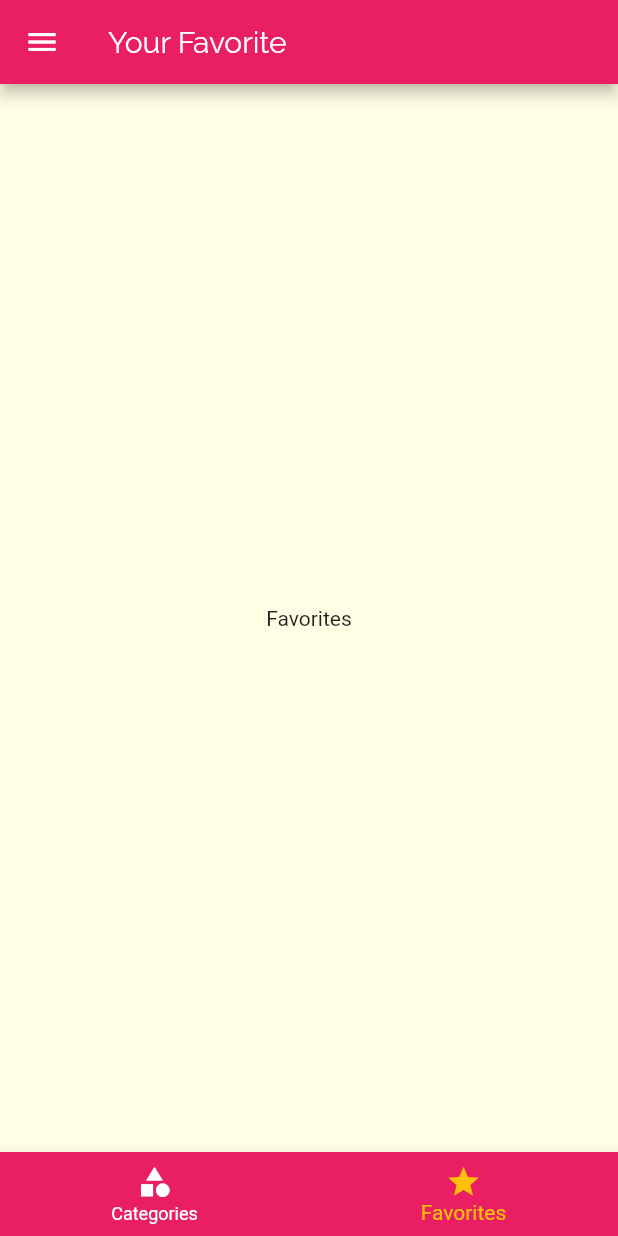
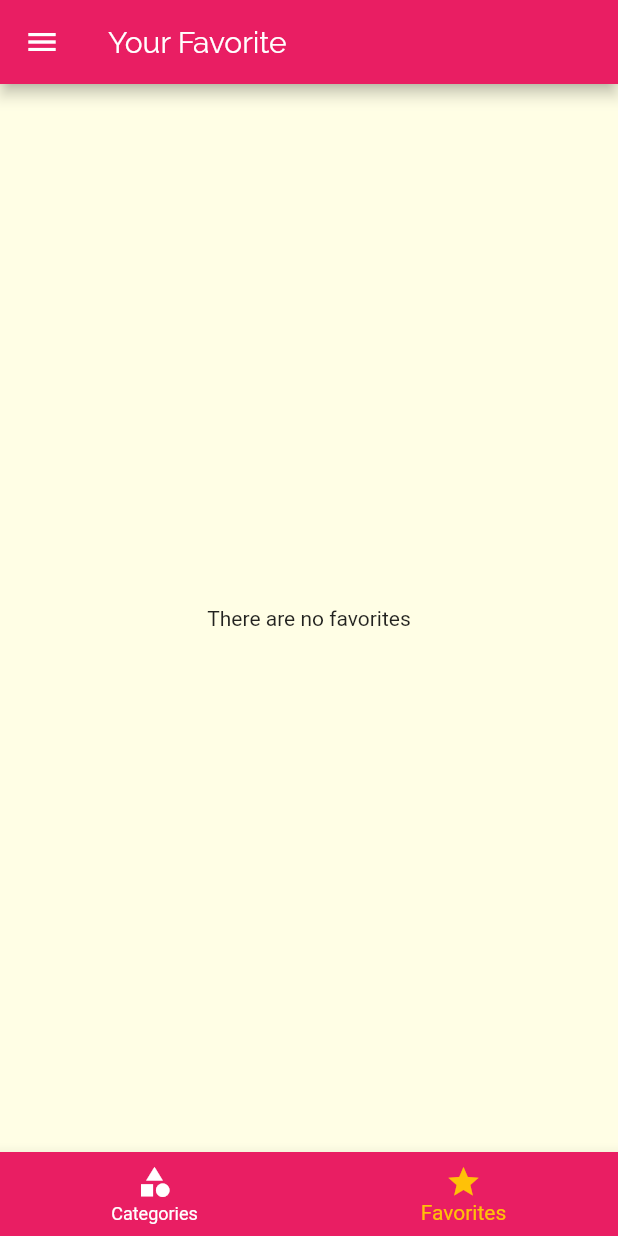
Before and after one commit to carlosalvarezm17/deli_meals, a Flutter app: the screen it shows after launch, item 2 of the bottom bar chosen, on a phone screen of 412 x 824 dp. Run offline on Flutter 3.47's test engine with Material 2 defaults, Android fonts, the phone set to English and light mode, and no system bars.

Commit message:
Adding a "Mark as Favorite" Feature

```diff
--- a/lib/main.dart
+++ b/lib/main.dart
@@ -16,7 +16,6 @@ class MyApp extends StatefulWidget {
 }
 
 class _MyAppState extends State<MyApp> {
-
   Map<String, bool> _filters = {
     'gluten': false,
     'lactose': false,
@@ -25,21 +24,22 @@ class _MyAppState extends State<MyApp> {
   };
 
   List<Meal> _availableMeals = DUMMY_MEALS;
+  List<Meal> _favoritesMeals = [];
 
-  void _setFilters(Map<String, bool> filterData){
+  void _setFilters(Map<String, bool> filterData) {
     setState(() {
       _filters = filterData;
-      _availableMeals = DUMMY_MEALS.where((meal){
-        if(_filters['gluten'] && !meal.isGlutenFree){
+      _availableMeals = DUMMY_MEALS.where((meal) {
+        if (_filters['gluten'] && !meal.isGlutenFree) {
           return false;
         }
-        if(_filters['lactose'] && !meal.isLactoseFree){
+        if (_filters['lactose'] && !meal.isLactoseFree) {
           return false;
         }
-        if(_filters['vegan'] && !meal.isVegan){
+        if (_filters['vegan'] && !meal.isVegan) {
           return false;
         }
-        if(_filters['vegetarian'] && !meal.isVegetarian){
+        if (_filters['vegetarian'] && !meal.isVegetarian) {
           return false;
         }
         return true;
@@ -47,6 +47,26 @@ class _MyAppState extends State<MyApp> {
     });
   }
 
+  void _toggleFavorite(String mealId) {
+    final existingIndex =
+        _favoritesMeals.indexWhere((meal) => meal.id == mealId);
+
+    if (existingIndex >= 0) {
+      setState(() {
+        _favoritesMeals.removeAt(existingIndex);
+      });
+    } else {
+      setState(() {
+        _favoritesMeals.add(
+          DUMMY_MEALS.firstWhere((meal) => meal.id == mealId),
+        );
+      });
+    }
+  }
+
+  bool _isMealFav(String id){
+    return _favoritesMeals.any((meal) => meal.id == id);
+  }
 
   @override
   Widget build(BuildContext context) {
@@ -66,9 +86,10 @@ class _MyAppState extends State<MyApp> {
             ),
       ),
       routes: {
-        '/': (ctx) => TabsScreen(),
-        CategoryMealsScreen.routeName: (ctx) => CategoryMealsScreen(_availableMeals),
-        MealDetailScreen.routeName: (ctx) => MealDetailScreen(),
+        '/': (ctx) => TabsScreen(_favoritesMeals),
+        CategoryMealsScreen.routeName: (ctx) =>
+            CategoryMealsScreen(_availableMeals),
+        MealDetailScreen.routeName: (ctx) => MealDetailScreen(_toggleFavorite, _isMealFav),
         FilterScreen.routeName: (ctx) => FilterScreen(_filters, _setFilters),
       },
       //onGenerateRoute: (settings) {}, Cuando se envia a paginas que no existen en rutas
--- a/lib/screens/category_meals_screen.dart
+++ b/lib/screens/category_meals_screen.dart
@@ -37,11 +37,6 @@ class _CategoryMealsScreenState extends State<CategoryMealsScreen> {
     super.didChangeDependencies();
   }
 
-  void _removeMeal(String mealId) {
-    setState(() {
-      displayedMeals.removeWhere((meal) => meal.id == mealId);
-    });
-  }
 
   @override
   Widget build(BuildContext context) {
@@ -59,7 +54,6 @@ class _CategoryMealsScreenState extends State<CategoryMealsScreen> {
               affordability: displayedMeals[index].affordability,
               duration: displayedMeals[index].duration,
               complexity: displayedMeals[index].complexity,
-              removeItem: _removeMeal,
             );
           },
           itemCount: displayedMeals.length,
--- a/lib/screens/favorites_screen.dart
+++ b/lib/screens/favorites_screen.dart
@@ -1,10 +1,34 @@
+import 'package:deli_meals/models/meal.dart';
+import 'package:deli_meals/widgets/meal_item.dart';
 import 'package:flutter/material.dart';
 
 class FavoritesScreen extends StatelessWidget {
+  final List<Meal> favoritesMeals;
+
+  FavoritesScreen(this.favoritesMeals);
+
   @override
   Widget build(BuildContext context) {
-    return Center(
-      child: Text('Favorites')
-    );
+    if (favoritesMeals.isEmpty) {
+      return Center(
+        child: Text('There are no favorites'),
+      );
+    } else {
+      return Center(
+        child: ListView.builder(
+          itemBuilder: (ctx, index) {
+            return MealItem(
+              id: favoritesMeals[index].id,
+              title: favoritesMeals[index].title,
+              imageUrl: favoritesMeals[index].imageUrl,
+              affordability: favoritesMeals[index].affordability,
+              duration: favoritesMeals[index].duration,
+              complexity: favoritesMeals[index].complexity,
+            );
+          },
+          itemCount: favoritesMeals.length,
+        ),
+      );
+    }
   }
 }
--- a/lib/screens/tabs_screen.dart
+++ b/lib/screens/tabs_screen.dart
@@ -1,3 +1,4 @@
+import 'package:deli_meals/models/meal.dart';
 import 'package:deli_meals/widgets/main_drawer.dart';
 import 'package:flutter/material.dart';
 
@@ -5,22 +6,33 @@ import './favorites_screen.dart';
 import './categories_screen.dart';
 
 class TabsScreen extends StatefulWidget {
+  final List<Meal> favoritesMeals;
+
+  TabsScreen(this.favoritesMeals);
+
   @override
   _TabsScreenState createState() => _TabsScreenState();
 }
 
 class _TabsScreenState extends State<TabsScreen> {
-  final List<Map<String, Object>> _pages = [
+  List<Map<String, Object>> _pages = [];
+  int _selectedPageIndex = 0;
+
+  @override
+  void initState() {
+    _pages = [
       {
         'page': CategoriesScreen(),
         'title': 'Categories',
       },
       {
-      'page': FavoritesScreen(),
+        'page': FavoritesScreen(widget.favoritesMeals),
         'title': 'Your Favorite',
       },
     ];
-  int _selectedPageIndex = 0;
+
+    super.initState();
+  }
 
   void _selectPage(int index) {
     setState(() {
--- a/lib/screens/tabs_screen_ant.dart
+++ b/lib/screens/tabs_screen_ant.dart
@@ -1,4 +1,4 @@
-import 'package:deli_meals/screens/categories_screen.dart';
+/*import 'package:deli_meals/screens/categories_screen.dart';
 import 'package:deli_meals/screens/favorites_screen.dart';
 import 'package:flutter/material.dart';
 
@@ -38,3 +38,4 @@ class _TabsScreenState extends State<TabsScreen> {
     );
   }
 }
+*/
```
Also changed, not shown: lib/screens/meal_detail_screen.dart (+9 -4 lines), lib/widgets/meal_item.dart (+4 -12 lines). Lines whose indentation alone changed are shown as unchanged.
